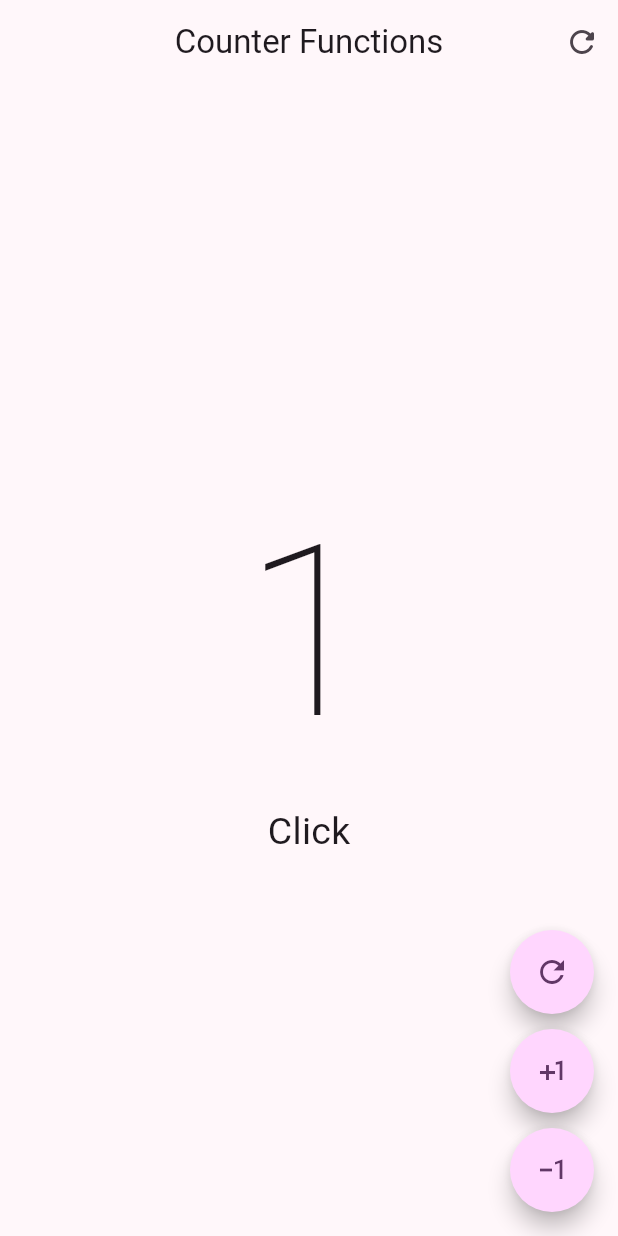
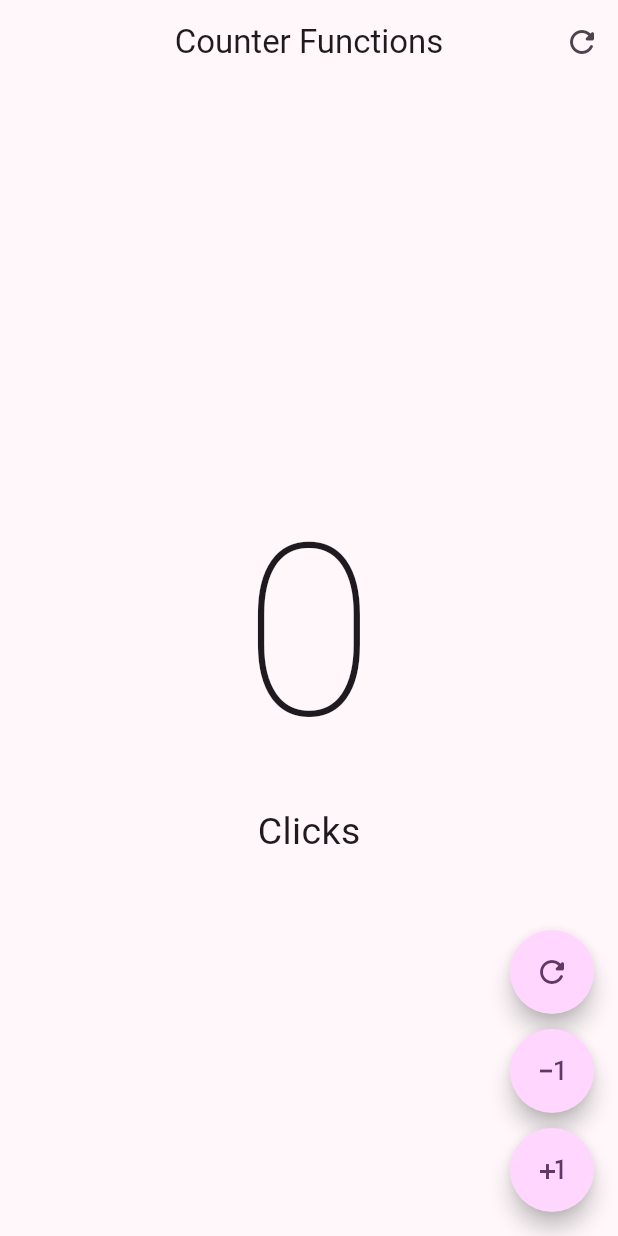
Before and after one commit to engelcituk/flutter-primeros-pasos, a Flutter app: the screen it shows after launch, after a tap on the "plus one" icon, on a phone screen of 412 x 824 dp. Run offline on Flutter 3.47's test engine with Material 2 defaults, Android fonts, the phone set to English and light mode, and no system bars.

```diff
--- a/lib/presentation/screens/counter/counter_functions_screen.dart
+++ b/lib/presentation/screens/counter/counter_functions_screen.dart
@@ -43,37 +43,37 @@ class _CounterFunctionsScreenState extends State<CounterFunctionsScreen> {
           ],
         ),
       ),
-      floatingActionButton: Column(
-        mainAxisAlignment: MainAxisAlignment.end,
-        children: [
-          FloatingActionButton(
-            shape: const StadiumBorder(),
-            onPressed: () {
-              clickCounter++;
-              setState(() {});
-            },
-            child: const Icon(Icons.refresh_outlined),
-          ),
-          const SizedBox(height: 10,),
-          FloatingActionButton(
-            shape: const StadiumBorder(),
-            onPressed: () {
-              clickCounter++;
-              setState(() {});
-            },
-            child: const Icon(Icons.plus_one),
-          ),
-          const SizedBox(height: 10,),
-          FloatingActionButton(
-            shape: const StadiumBorder(),
-            onPressed: () {
-              clickCounter--;
-              setState(() {});
-            },
-            child: const Icon(Icons.exposure_minus_1_outlined),
-          )
-        ]
-      ),
+      floatingActionButton:
+        Column(mainAxisAlignment: MainAxisAlignment.end, children: [
+        CustomButton( icon: Icons.refresh_rounded ),
+        const SizedBox(
+          height: 10,
+        ),
+        CustomButton( icon: Icons.exposure_minus_1_outlined ),
+        const SizedBox(
+          height: 10,
+        ),
+        CustomButton( icon: Icons.plus_one )
+      ]),
     );
   }
 }
+
+class CustomButton extends StatelessWidget {
+  final IconData icon;
+
+
+  const CustomButton({
+    super.key,
+    required this.icon,
+  });
+
+  @override
+  Widget build(BuildContext context) {
+    return FloatingActionButton(
+      shape: const StadiumBorder(),
+      onPressed: () {},
+      child: Icon( icon ),
+    );
+  }
+}
```
